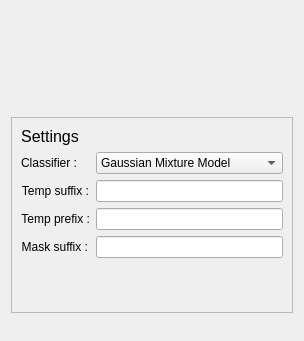
nkarasiak/dzetsaka, file ui/settings_dock.ui: the form before one commit.
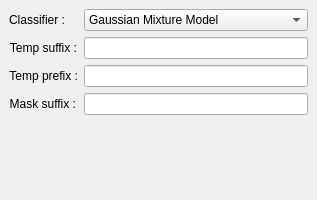
The form after the commit. Icons and pictures are not drawn.

Patch:
```diff
--- a/ui/settings_dock.ui
+++ b/ui/settings_dock.ui
@@ -1,98 +1,35 @@
 <?xml version="1.0" encoding="UTF-8"?>
 <ui version="4.0">
  <class>settingsDock</class>
- <widget class="QDialog" name="settingsDock">
+ <widget class="QDockWidget" name="settingsDock">
   <property name="geometry">
    <rect>
     <x>0</x>
     <y>0</y>
-    <width>304</width>
-    <height>341</height>
+    <width>317</width>
+    <height>200</height>
    </rect>
   </property>
-  <property name="windowTitle">
-   <string>Help for dzetsaka</string>
-  </property>
-  <layout class="QGridLayout" name="gridLayout">
-   <item row="0" column="0">
-    <spacer name="horizontalSpacer_6">
-     <property name="orientation">
-      <enum>Qt::Horizontal</enum>
-     </property>
-     <property name="sizeHint" stdset="0">
-      <size>
-       <width>10</width>
-       <height>100</height>
-      </size>
-     </property>
-    </spacer>
-   </item>
-   <item row="0" column="1">
-    <widget class="QLabel" name="label_8">
      <property name="minimumSize">
       <size>
-       <width>250</width>
-       <height>0</height>
+    <width>317</width>
+    <height>200</height>
       </size>
      </property>
      <property name="maximumSize">
       <size>
-       <width>16777215</width>
-       <height>100</height>
-      </size>
-     </property>
-     <property name="text">
-      <string/>
-     </property>
-     <property name="pixmap">
-      <pixmap>:/plugins/dzetsaka/img/parcguyane.jpg</pixmap>
-     </property>
-    </widget>
-   </item>
-   <item row="0" column="2">
-    <spacer name="horizontalSpacer_5">
-     <property name="orientation">
-      <enum>Qt::Horizontal</enum>
-     </property>
-     <property name="sizeHint" stdset="0">
-      <size>
-       <width>10</width>
-       <height>100</height>
-      </size>
-     </property>
-    </spacer>
-   </item>
-   <item row="1" column="0" colspan="3">
-    <widget class="QScrollArea" name="scrollArea">
-     <property name="widgetResizable">
-      <bool>true</bool>
-     </property>
-     <widget class="QWidget" name="scrollAreaWidgetContents">
-      <property name="geometry">
-       <rect>
-        <x>0</x>
-        <y>0</y>
-        <width>284</width>
-        <height>189</height>
-       </rect>
-      </property>
+    <width>600</width>
+    <height>600</height>
+   </size>
+  </property>
+  <property name="windowTitle">
+   <string>dzetsaka : settings panel</string>
+  </property>
+  <widget class="QWidget" name="dockWidgetContents">
+   <layout class="QGridLayout" name="gridLayout">
+    <item row="0" column="0">
       <layout class="QFormLayout" name="formLayout">
        <item row="0" column="0">
-        <widget class="QLabel" name="settings">
-         <property name="font">
-          <font>
-           <pointsize>12</pointsize>
-          </font>
-         </property>
-         <property name="text">
-          <string>Settings</string>
-         </property>
-         <property name="alignment">
-          <set>Qt::AlignCenter</set>
-         </property>
-        </widget>
-       </item>
-       <item row="1" column="0">
         <widget class="QLabel" name="label">
          <property name="text">
           <string>Classifier :</string>
@@ -102,7 +39,7 @@
          </property>
         </widget>
        </item>
-       <item row="1" column="1">
+      <item row="0" column="1">
         <widget class="QComboBox" name="selectClassifier">
          <item>
           <property name="text">
@@ -126,7 +63,7 @@
          </item>
         </widget>
        </item>
-       <item row="2" column="0">
+      <item row="1" column="0">
         <widget class="QLabel" name="label_2">
          <property name="text">
           <string>Temp suffix :</string>
@@ -136,10 +73,10 @@
          </property>
         </widget>
        </item>
-       <item row="2" column="1">
+      <item row="1" column="1">
         <widget class="QLineEdit" name="classSuffix"/>
        </item>
-       <item row="3" column="0">
+      <item row="2" column="0">
         <widget class="QLabel" name="label_3">
          <property name="text">
           <string>Temp prefix :</string>
@@ -149,14 +86,14 @@
          </property>
         </widget>
        </item>
-       <item row="3" column="1">
+      <item row="2" column="1">
         <widget class="QLineEdit" name="classPrefix">
          <property name="text">
           <string/>
          </property>
         </widget>
        </item>
-       <item row="4" column="0">
+      <item row="3" column="0">
         <widget class="QLabel" name="label_4">
          <property name="text">
           <string>Mask suffix :</string>
@@ -166,50 +103,17 @@
          </property>
         </widget>
        </item>
-       <item row="4" column="1">
+      <item row="3" column="1">
         <widget class="QLineEdit" name="maskSuffix">
          <property name="text">
           <string/>
          </property>
         </widget>
        </item>
-       <item row="5" column="1">
-        <spacer name="verticalSpacer_4">
-         <property name="orientation">
-          <enum>Qt::Vertical</enum>
-         </property>
-         <property name="sizeType">
-          <enum>QSizePolicy::MinimumExpanding</enum>
-         </property>
-         <property name="sizeHint" stdset="0">
-          <size>
-           <width>10</width>
-           <height>2</height>
-          </size>
-         </property>
-        </spacer>
-       </item>
-      </layout>
-     </widget>
-    </widget>
-   </item>
-   <item row="2" column="1">
-    <spacer name="verticalSpacer_2">
-     <property name="orientation">
-      <enum>Qt::Vertical</enum>
-     </property>
-     <property name="sizeType">
-      <enum>QSizePolicy::Minimum</enum>
-     </property>
-     <property name="sizeHint" stdset="0">
-      <size>
-       <width>20</width>
-       <height>17</height>
-      </size>
-     </property>
-    </spacer>
-   </item>
-  </layout>
+     </layout>
+    </item>
+   </layout>
+  </widget>
  </widget>
  <resources/>
  <connections/>
```
Lines whose indentation alone changed are shown as unchanged.
